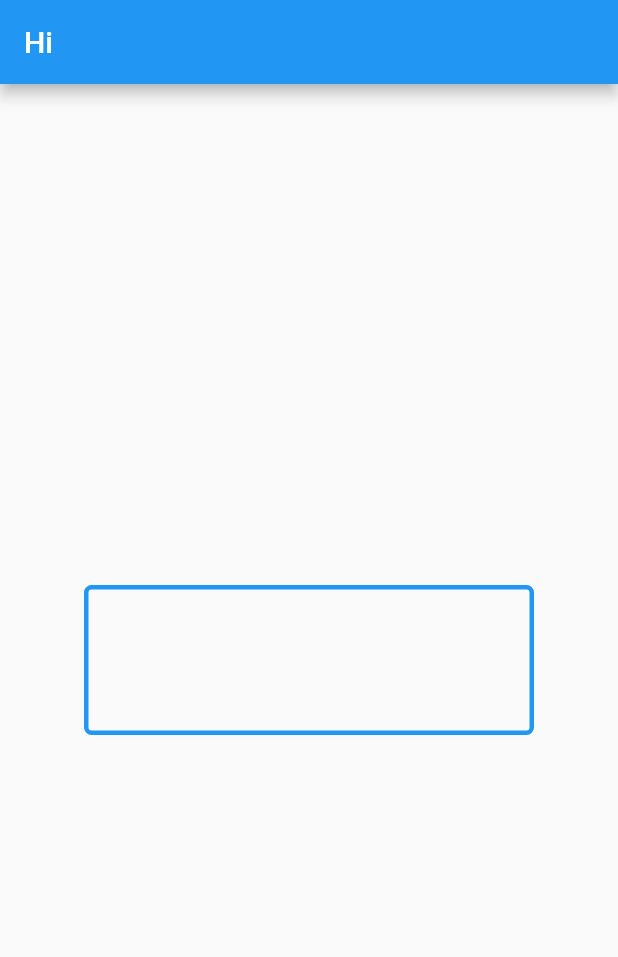
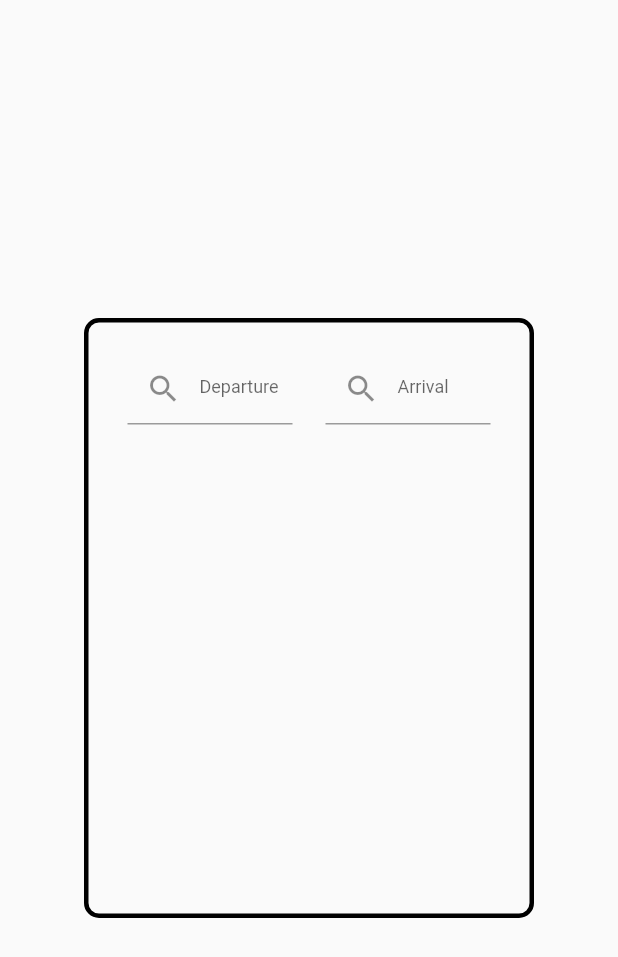
Before and after one commit to FaresFouziNZ/Tayer, a Flutter app: the screen it shows after launch, on a phone screen of 412 x 824 dp. Shown: the top 957 px of the screen. Run offline on Flutter 3.47's test engine with Material 2 defaults, Android fonts, the phone set to English and light mode, and no system bars; our stand-ins replace cloud_firestore; accounts and stored records are empty.

Commit message:
starting mainscreen

```diff
--- /dev/null
+++ b/ics324project/lib/Firebase/collection_ref.dart
@@ -0,0 +1,5 @@
+import 'package:cloud_firestore/cloud_firestore.dart';
+
+class FirebaseCollections {
+  static final _databaseref = FirebaseFirestore.instance;
+}
--- /dev/null
+++ b/ics324project/lib/screens/start_screen.dart
@@ -0,0 +1,67 @@
+import 'package:flutter/material.dart';
+
+class StartScreen extends StatefulWidget {
+  StartScreen({Key? key}) : super(key: key);
+
+  @override
+  State<StartScreen> createState() => _StartScreenState();
+}
+
+class _StartScreenState extends State<StartScreen> {
+  @override
+  Widget build(BuildContext context) {
+    return Scaffold(
+      body: Column(
+        mainAxisAlignment: MainAxisAlignment.center,
+        children: [
+          Row(
+            mainAxisAlignment: MainAxisAlignment.center,
+            children: [
+              Container(
+                child: Center(
+                  child: Column(
+                    children: [
+                      Row(
+                        mainAxisAlignment: MainAxisAlignment.spaceEvenly,
+                        children: const [
+                          SizedBox(
+                            width: 110,
+                            child: TextField(
+                              decoration: InputDecoration(
+                                  hintText: 'Departure',
+                                  hintStyle: TextStyle(fontSize: 12),
+                                  prefixIcon: Icon(Icons.search)),
+                            ),
+                          ),
+                          SizedBox(
+                            width: 10,
+                          ),
+                          SizedBox(
+                            width: 110,
+                            child: TextField(
+                              decoration: InputDecoration(
+                                  hintText: 'Arrival',
+                                  hintStyle: TextStyle(fontSize: 12),
+                                  prefixIcon: Icon(Icons.search)),
+                            ),
+                          ),
+                        ],
+                      )
+                    ],
+                  ),
+                ),
+                padding: const EdgeInsets.all(20),
+                width: 300,
+                height: 400,
+                //color: Colors.amber,
+                decoration: BoxDecoration(
+                    border: Border.all(width: 3, color: Colors.black),
+                    borderRadius: const BorderRadius.all(Radius.circular(10.0))),
+              ),
+            ],
+          )
+        ],
+      ),
+    );
+  }
+}
--- a/ics324project/pubspec.yaml
+++ b/ics324project/pubspec.yaml
@@ -27,10 +27,14 @@ environment:
 # the latest version available on pub.dev. To see which dependencies have newer
 # versions available, run `flutter pub outdated`.
 dependencies:
+  firebase: ^9.0.2
   firebase_core: ^1.16.0
   cloud_functions: ^3.2.14
   firebase_auth: ^3.3.17
   firebase_storage: ^10.2.15
+  http: ^0.13.4
+  cloud_firestore: ^3.1.14
+
 
   flutter:
     sdk: flutter
```
Also changed, not shown: ics324project/lib/main.dart (+3 -24 lines), ics324project/lib/widgets/mainmenubutton.dart (added, +13 -0 lines), ics324project/lib/Firebase/database.dart (added), ics324project/pubspec.lock, 1 other file.
